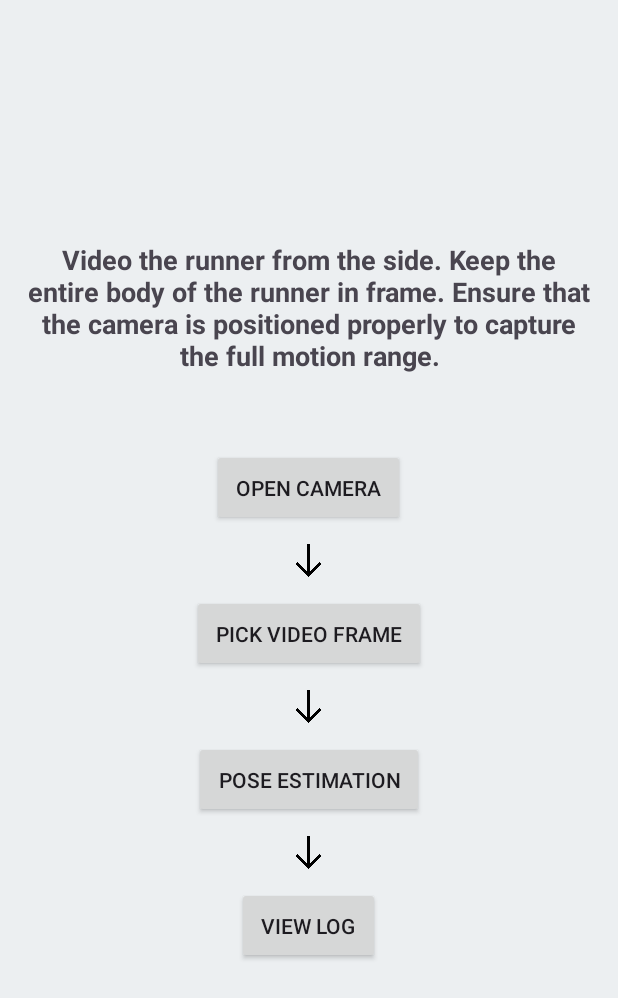
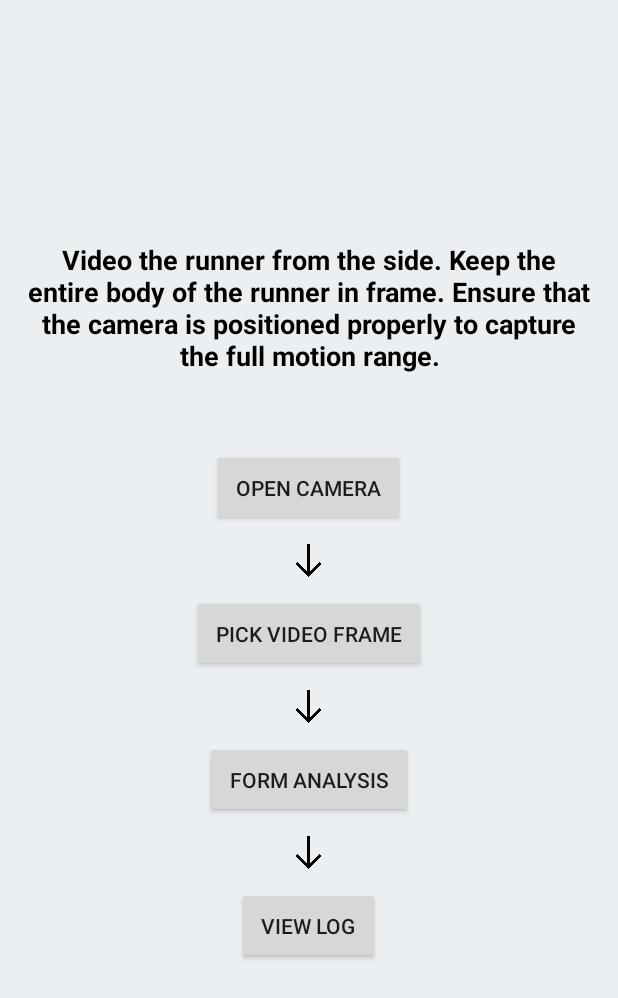
Before and after one commit to Bryce-Chen/Run-Right-pose-estimation---copy, an Android app: the screen it shows after launch (MainActivity), on a phone screen of 412 x 824 dp. Shown: the top 998 px of the screen. Run offline under Robolectric (Android 15) with nearby library versions, the phone set to English and light mode, and no system bars.

Commit message:
Update activity_main.xml

```diff
--- a/app/src/main/res/layout/activity_main.xml
+++ b/app/src/main/res/layout/activity_main.xml
@@ -13,12 +13,14 @@
         android:layout_height="wrap_content"
         android:gravity="center_horizontal"
         android:text="@string/instruction_text"
+        android:textColor="@color/black"
         android:textSize="18sp"
         android:textStyle="bold"
         android:layout_marginBottom="50dp" /> <!-- Increased the bottom margin here -->
 
     <Button
         android:id="@+id/button_camera"
+        style="@style/CommonButtonStyle"
         android:layout_width="wrap_content"
         android:layout_height="wrap_content"
         android:text="Open Camera"
@@ -33,6 +35,7 @@
 
     <Button
         android:id="@+id/button_video_frame_picker"
+        style="@style/CommonButtonStyle"
         android:layout_width="wrap_content"
         android:layout_height="wrap_content"
         android:text="Pick Video Frame"
@@ -47,9 +50,10 @@
 
     <Button
         android:id="@+id/button_pose_estimation"
+        style="@style/CommonButtonStyle"
         android:layout_width="wrap_content"
         android:layout_height="wrap_content"
-        android:text="Pose Estimation"
+        android:text="Form Analysis"
         android:padding="16dp"
         android:layout_marginBottom="8dp" />
 
@@ -61,6 +65,7 @@
 
     <Button
         android:id="@+id/button_log"
+        style="@style/CommonButtonStyle"
         android:layout_width="wrap_content"
         android:layout_height="wrap_content"
         android:text="View Log"
```
